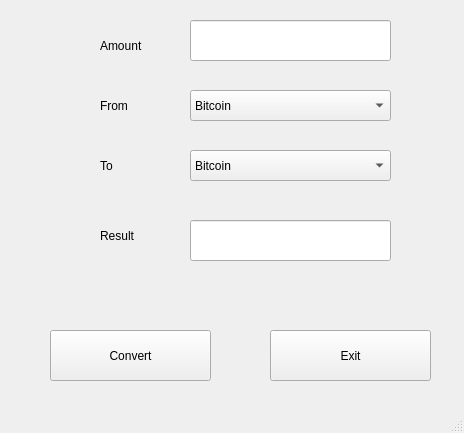
This is uis/Ui_Base/crypto.ui in JordanLeich/Ultimate-Calculator as Qt 5 draws it before an edit. The edited form follows.
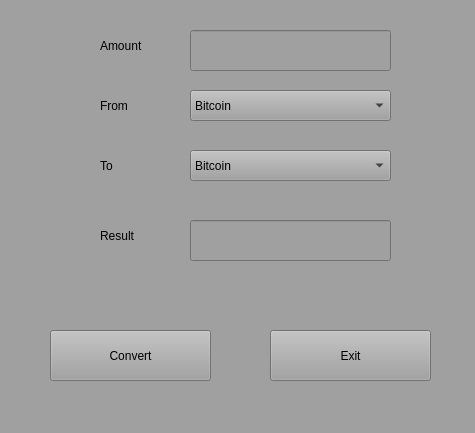
This is the edited form.

Diff of the .ui file:
```diff
--- a/uis/Ui_Base/crypto.ui
+++ b/uis/Ui_Base/crypto.ui
@@ -6,12 +6,15 @@
    <rect>
     <x>0</x>
     <y>0</y>
-    <width>464</width>
+    <width>475</width>
     <height>433</height>
    </rect>
   </property>
   <property name="windowTitle">
-   <string>MainWindow</string>
+   <string>Crypto-Currency Converter</string>
+  </property>
+  <property name="styleSheet">
+   <string notr="true">background-color: rgb(160, 160, 160);</string>
   </property>
   <widget class="QWidget" name="centralwidget">
    <widget class="QComboBox" name="comboBox1">
@@ -49,7 +52,7 @@
      <rect>
       <x>100</x>
       <y>150</y>
-      <width>121</width>
+      <width>41</width>
       <height>31</height>
      </rect>
     </property>
@@ -62,7 +65,7 @@
      <rect>
       <x>100</x>
       <y>30</y>
-      <width>121</width>
+      <width>71</width>
       <height>31</height>
      </rect>
     </property>
@@ -87,7 +90,7 @@
     <property name="geometry">
      <rect>
       <x>190</x>
-      <y>20</y>
+      <y>30</y>
       <width>201</width>
       <height>41</height>
      </rect>
@@ -108,7 +111,7 @@
      <rect>
       <x>100</x>
       <y>90</y>
-      <width>121</width>
+      <width>51</width>
       <height>31</height>
      </rect>
     </property>
@@ -121,7 +124,7 @@
      <rect>
       <x>100</x>
       <y>220</y>
-      <width>121</width>
+      <width>71</width>
       <height>31</height>
      </rect>
     </property>
```
